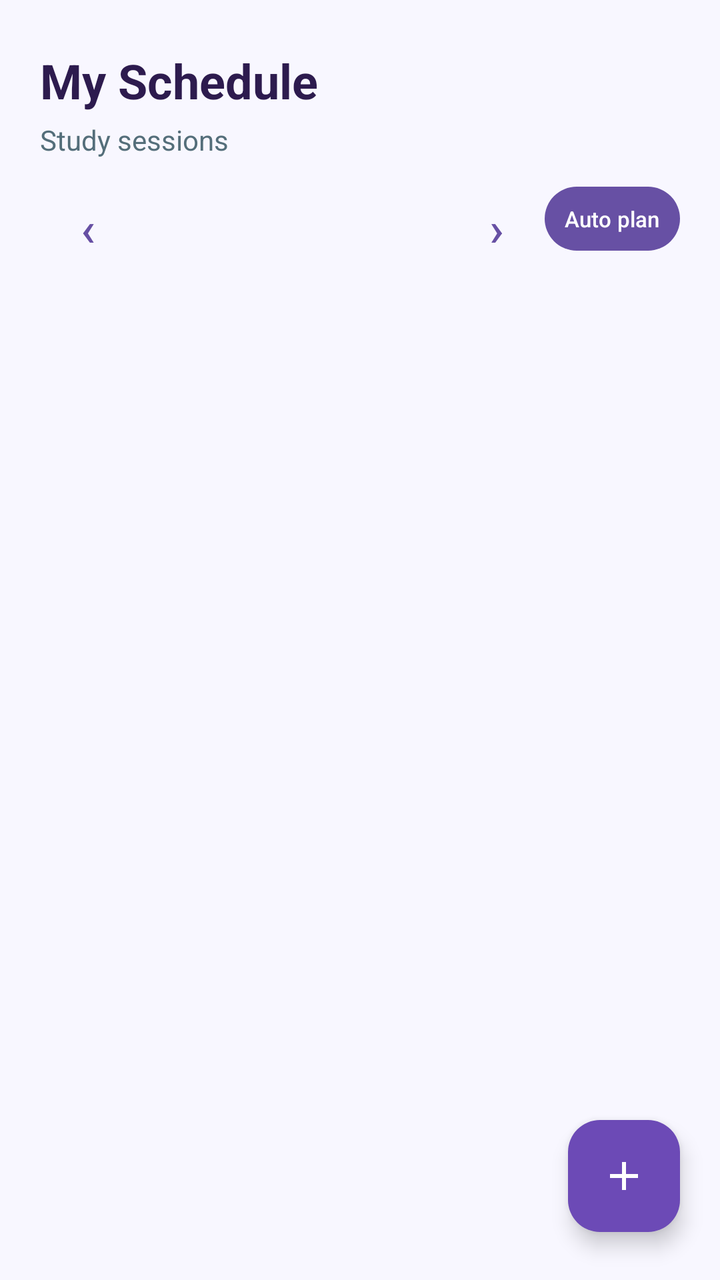
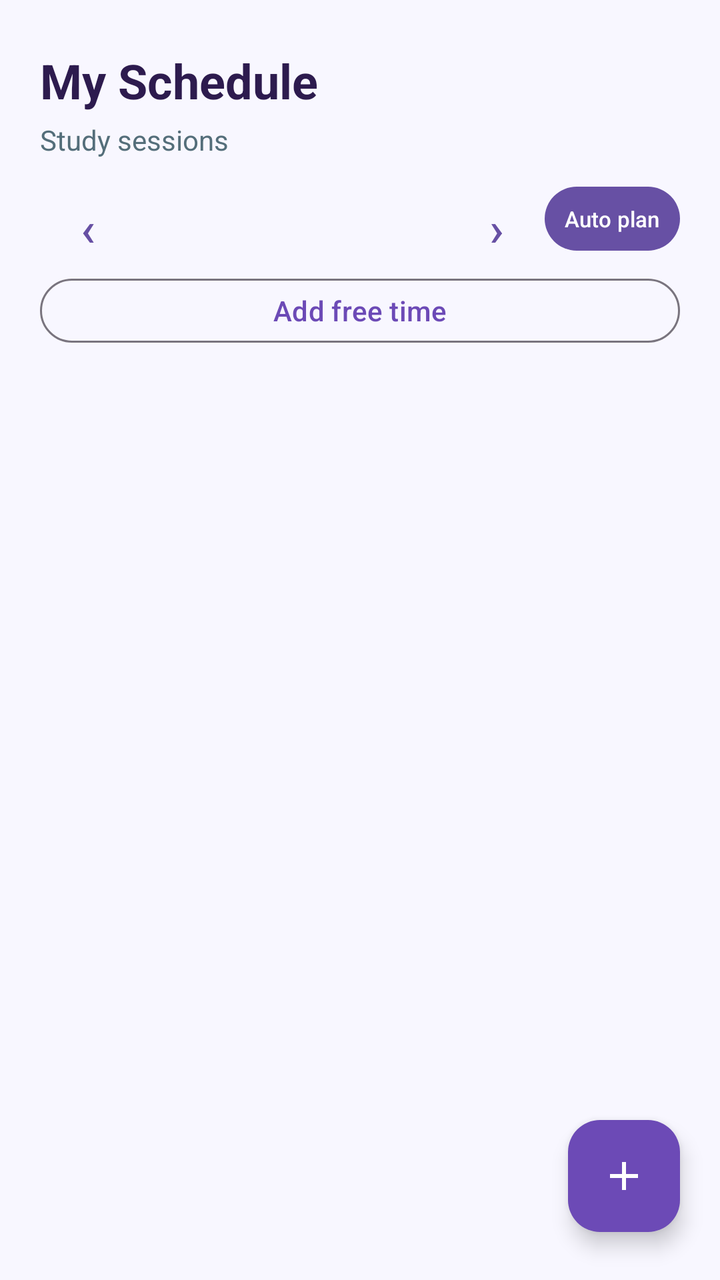

Two renders of the same Android screen: before a commit and after it. Below are the layout's source before the change and the commit's diff.
<!-- AndroidManifest.xml: application theme Theme.StudyPlanner -->
<!-- res/layout/fragment_schedule.xml -->
<?xml version="1.0" encoding="utf-8"?>
<androidx.constraintlayout.widget.ConstraintLayout
    xmlns:android="http://schemas.android.com/apk/res/android"
    xmlns:tools="http://schemas.android.com/tools"
    xmlns:app="http://schemas.android.com/apk/res-auto"
    android:layout_width="match_parent"
    android:layout_height="match_parent"
    android:background="@color/screen_background"
    tools:context=".ScheduleFragment">

    

    <LinearLayout
        android:id="@+id/headerSection"
        android:layout_width="0dp"
        android:layout_height="wrap_content"
        android:orientation="vertical"
        android:paddingHorizontal="20dp"
        android:paddingTop="24dp"
        android:paddingBottom="14dp"
        app:layout_constraintTop_toTopOf="parent"
        app:layout_constraintStart_toStartOf="parent"
        app:layout_constraintEnd_toEndOf="parent">

        <TextView
            android:id="@+id/tvScheduleTitle"
            android:layout_width="wrap_content"
            android:layout_height="wrap_content"
            android:text="My Schedule"
            android:textColor="@color/text_primary"
            android:textSize="24sp"
            android:textStyle="bold" />

        <TextView
            android:id="@+id/tvScheduleSubtitle"
            android:layout_width="wrap_content"
            android:layout_height="wrap_content"
            android:layout_marginTop="4dp"
            android:text="Study sessions"
            android:textColor="@color/text_secondary"
            android:textSize="14sp" />

        <LinearLayout
            android:layout_width="match_parent"
            android:layout_height="wrap_content"
            android:layout_marginTop="8dp"
            android:gravity="center_vertical"
            android:orientation="horizontal">

            <com.google.android.material.button.MaterialButton
                android:id="@+id/btnPreviousWeek"
                style="@style/Widget.Material3.Button.TextButton"
                android:layout_width="48dp"
                android:layout_height="44dp"
                android:contentDescription="Previous week"
                android:text="‹"
                android:textSize="24sp" />

            <TextView
                android:id="@+id/tvWeekRange"
                android:layout_width="0dp"
                android:layout_height="wrap_content"
                android:layout_weight="1"
                android:gravity="center"
                android:textColor="@color/text_primary"
                android:textStyle="bold" />

            <com.google.android.material.button.MaterialButton
                android:id="@+id/btnNextWeek"
                style="@style/Widget.Material3.Button.TextButton"
                android:layout_width="48dp"
                android:layout_height="44dp"
                android:contentDescription="Next week"
                android:text="›"
                android:textSize="24sp" />

            <com.google.android.material.button.MaterialButton
                android:id="@+id/btnGenerateSchedule"
                android:layout_width="wrap_content"
                android:layout_height="40dp"
                android:minWidth="0dp"
                android:paddingHorizontal="10dp"
                android:text="Auto plan"
                android:textSize="11sp" />
        </LinearLayout>

    </LinearLayout>

    

    <androidx.recyclerview.widget.RecyclerView
        android:id="@+id/rvDays"
        android:layout_width="0dp"
        android:layout_height="wrap_content"
        android:clipToPadding="false"
        android:paddingStart="20dp"
        android:paddingEnd="10dp"
        android:orientation="horizontal"
        app:layoutManager="androidx.recyclerview.widget.LinearLayoutManager"
        app:layout_constraintTop_toBottomOf="@id/headerSection"
        app:layout_constraintStart_toStartOf="parent"
        app:layout_constraintEnd_toEndOf="parent"
        tools:listitem="@layout/item_day_chip"
        tools:orientation="horizontal" />

    

    <androidx.recyclerview.widget.RecyclerView
        android:id="@+id/rvTimeline"
        android:layout_width="0dp"
        android:layout_height="0dp"
        android:layout_marginTop="18dp"
        android:clipToPadding="false"
        android:paddingHorizontal="20dp"
        android:paddingBottom="90dp"
        app:layout_constraintTop_toBottomOf="@id/rvDays"
        app:layout_constraintBottom_toBottomOf="parent"
        app:layout_constraintStart_toStartOf="parent"
        app:layout_constraintEnd_toEndOf="parent"
        tools:listitem="@layout/item_schedule" />

    

    <LinearLayout
        android:id="@+id/emptyState"
        android:layout_width="wrap_content"
        android:layout_height="wrap_content"
        android:orientation="vertical"
        android:gravity="center"
        android:visibility="gone"
        app:layout_constraintTop_toTopOf="@id/rvTimeline"
        app:layout_constraintBottom_toBottomOf="@id/rvTimeline"
        app:layout_constraintStart_toStartOf="parent"
        app:layout_constraintEnd_toEndOf="parent">

        <TextView
            android:layout_width="wrap_content"
            android:layout_height="wrap_content"
            android:text="📅"
            android:textSize="44sp" />

        <TextView
            android:layout_width="wrap_content"
            android:layout_height="wrap_content"
            android:layout_marginTop="10dp"
            android:text="No sessions this day"
            android:textColor="@color/text_primary"
            android:textSize="16sp"
            android:textStyle="bold" />

    </LinearLayout>

    

    <com.google.android.material.floatingactionbutton.FloatingActionButton
        android:id="@+id/fabAddSchedule"
        android:layout_width="wrap_content"
        android:layout_height="wrap_content"
        android:layout_marginEnd="20dp"
        android:layout_marginBottom="24dp"
        android:src="@drawable/ic_add"
        android:contentDescription="@string/add_schedule"
        app:backgroundTint="#6C4AB6"
        app:tint="#FFFFFF"
        app:rippleColor="#9C7FD6"
        app:elevation="6dp"
        app:layout_constraintBottom_toBottomOf="parent"
        app:layout_constraintEnd_toEndOf="parent" />

</androidx.constraintlayout.widget.ConstraintLayout>
<!-- res/layout/item_day_chip.xml (included above) -->
<?xml version="1.0" encoding="utf-8"?>
<LinearLayout xmlns:android="http://schemas.android.com/apk/res/android"
    android:id="@+id/dayChipRoot"
    android:layout_width="52dp"
    android:layout_height="68dp"
    android:layout_marginEnd="10dp"
    android:background="@drawable/bg_day_chip"
    android:orientation="vertical"
    android:gravity="center">

    <TextView
        android:id="@+id/tvDayLabel"
        android:layout_width="wrap_content"
        android:layout_height="wrap_content"
        android:text="Mon"
        android:textColor="@color/text_secondary"
        android:textSize="12sp" />

    <TextView
        android:id="@+id/tvDayDate"
        android:layout_width="wrap_content"
        android:layout_height="wrap_content"
        android:layout_marginTop="4dp"
        android:text="09"
        android:textColor="@color/text_primary"
        android:textSize="16sp"
        android:textStyle="bold" />

</LinearLayout>
<!-- res/layout/item_schedule.xml (included above) -->
<?xml version="1.0" encoding="utf-8"?>
<LinearLayout xmlns:android="http://schemas.android.com/apk/res/android"
    xmlns:app="http://schemas.android.com/apk/res-auto"
    android:layout_width="match_parent"
    android:layout_height="wrap_content"
    android:orientation="horizontal"
    android:paddingBottom="18dp">

    

    <TextView
        android:id="@+id/tvStartTime"
        android:layout_width="56dp"
        android:layout_height="wrap_content"
        android:text=""
        android:textColor="@color/text_primary"
        android:textSize="12sp"
        android:textStyle="bold" />

    

    <LinearLayout
        android:layout_width="wrap_content"
        android:layout_height="match_parent"
        android:orientation="vertical"
        android:gravity="center_horizontal"
        android:paddingHorizontal="10dp">

        <View
            android:id="@+id/dotIndicator"
            android:layout_width="12dp"
            android:layout_height="12dp"
            android:background="@drawable/bg_timeline_dot" />

        <View
            android:layout_width="2dp"
            android:layout_height="0dp"
            android:layout_weight="1"
            android:background="#E3D9F7" />

    </LinearLayout>

    

    <androidx.cardview.widget.CardView
        android:layout_width="0dp"
        android:layout_height="wrap_content"
        android:layout_weight="1"
        app:cardBackgroundColor="@color/surface"
        app:cardCornerRadius="16dp"
        app:cardElevation="1dp">

        <LinearLayout
            android:layout_width="match_parent"
            android:layout_height="wrap_content"
            android:orientation="horizontal">

            <View
                android:id="@+id/subjectColorBar"
                android:layout_width="5dp"
                android:layout_height="match_parent"
                android:background="#6C4AB6" />

            <LinearLayout
                android:layout_width="0dp"
                android:layout_height="wrap_content"
                android:layout_weight="1"
                android:orientation="vertical"
                android:padding="14dp">

                <TextView
                    android:id="@+id/tvSubjectName"
                    android:layout_width="wrap_content"
                    android:layout_height="wrap_content"
                    android:text=""
                    android:textColor="@color/text_primary"
                    android:textSize="15sp"
                    android:textStyle="bold" />

                <TextView
                    android:id="@+id/tvTopic"
                    android:layout_width="wrap_content"
                    android:layout_height="wrap_content"
                    android:layout_marginTop="2dp"
                    android:text=""
                    android:textColor="@color/text_secondary"
                    android:textSize="12sp" />

                <TextView
                    android:id="@+id/tvDuration"
                    android:layout_width="wrap_content"
                    android:layout_height="wrap_content"
                    android:layout_marginTop="6dp"
                    android:text=""
                    android:textColor="#6C4AB6"
                    android:textSize="11sp"
                    android:textStyle="bold" />

            </LinearLayout>

        </LinearLayout>

    </androidx.cardview.widget.CardView>

</LinearLayout>
<!-- resources referenced by this layout -->
<resources>
  <color name="screen_background">#F8F7FF</color>
  <color name="surface">#FFFFFF</color>
  <color name="text_primary">#2D1B4E</color>
  <color name="text_secondary">#546E7A</color>
  <!-- drawable bg_day_chip (drawable) -->
  <?xml version="1.0" encoding="utf-8"?>
  <selector xmlns:android="http://schemas.android.com/apk/res/android">
      <item android:state_selected="true">
          <shape android:shape="rectangle">
              <solid android:color="#6C4AB6" />
              <corners android:radius="16dp" />
          </shape>
      </item>
      <item>
          <shape android:shape="rectangle">
              <solid android:color="#FFFFFF" />
              <corners android:radius="16dp" />
          </shape>
      </item>
  </selector>
  <!-- drawable bg_timeline_dot (drawable) -->
  <?xml version="1.0" encoding="utf-8"?>
  <shape xmlns:android="http://schemas.android.com/apk/res/android"
      android:shape="oval">
      <solid android:color="#6C4AB6" />
      <size android:width="12dp" android:height="12dp" />
  </shape>
  <!-- drawable ic_add (drawable) -->
  <vector xmlns:android="http://schemas.android.com/apk/res/android"
      android:width="24dp"
      android:height="24dp"
      android:viewportWidth="24"
      android:viewportHeight="24">
  
      <path
          android:fillColor="#FFFFFFFF"
          android:pathData="M19,13H13V19H11V13H5V11H11V5H13V11H19V13Z" />
  
  </vector>
  <string name="add_schedule">Add Schedule</string>
  <style name="Theme.StudyPlanner" parent="Base.Theme.StudyPlanner" />
  <style name="Base.Theme.StudyPlanner" parent="Theme.Material3.DayNight.NoActionBar">
          
          
      </style>
</resources>

<!-- the commit's change to res/layout/fragment_schedule.xml (unified diff, before → after) -->
@@ -83,6 +83,15 @@
                 android:text="Auto plan"
                 android:textSize="11sp" />
         </LinearLayout>
+
+        <com.google.android.material.button.MaterialButton
+            android:id="@+id/btnAddFreeTime"
+            style="@style/Widget.Material3.Button.OutlinedButton"
+            android:layout_width="match_parent"
+            android:layout_height="40dp"
+            android:layout_marginTop="4dp"
+            android:text="Add free time"
+            android:textColor="@color/bottom_nav_color" />
 
     </LinearLayout>
 
<!-- resource entries referenced after the edit -->
@@ -1,5 +1,6 @@
 <!-- resources referenced by this layout -->
 <resources>
+  <color name="bottom_nav_color">#6C4AB6</color>
   <color name="screen_background">#F8F7FF</color>
   <color name="surface">#FFFFFF</color>
   <color name="text_primary">#2D1B4E</color>
@@ -9,13 +10,13 @@
   <selector xmlns:android="http://schemas.android.com/apk/res/android">
       <item android:state_selected="true">
           <shape android:shape="rectangle">
-              <solid android:color="#6C4AB6" />
+              <solid android:color="@color/bottom_nav_color" />
               <corners android:radius="16dp" />
           </shape>
       </item>
       <item>
           <shape android:shape="rectangle">
-              <solid android:color="#FFFFFF" />
+              <solid android:color="@color/surface" />
               <corners android:radius="16dp" />
           </shape>
       </item>
